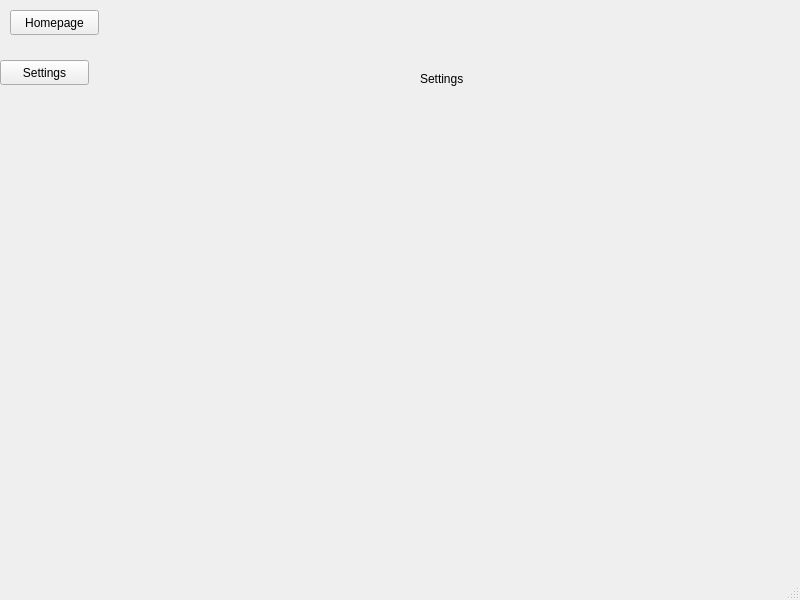
The window that ui/MainView.ui (TheGeniesis/PAK) describes before a commit, drawn with Qt 5.
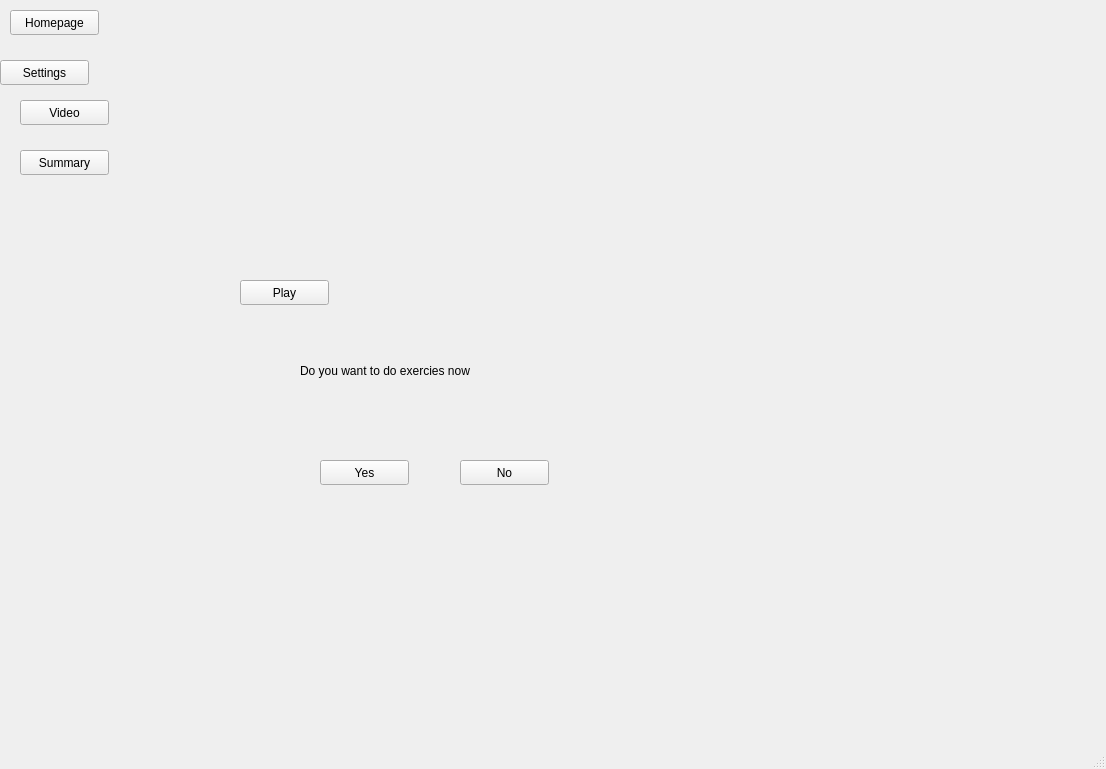
The same window after the commit.

Commit message: Simple video player

The edit to the form file:
```diff
--- a/ui/MainView.ui
+++ b/ui/MainView.ui
@@ -6,8 +6,8 @@
    <rect>
     <x>0</x>
     <y>0</y>
-    <width>800</width>
-    <height>600</height>
+    <width>1106</width>
+    <height>769</height>
    </rect>
   </property>
   <property name="windowTitle">
@@ -119,6 +119,70 @@
       </property>
      </widget>
     </widget>
+    <widget class="QWidget" name="view_video">
+     <widget class="QLabel" name="label_5">
+      <property name="geometry">
+       <rect>
+        <x>160</x>
+        <y>340</y>
+        <width>281</width>
+        <height>61</height>
+       </rect>
+      </property>
+      <property name="text">
+       <string>Do you want to do exercies now</string>
+      </property>
+     </widget>
+     <widget class="QPushButton" name="b_exercise_yes">
+      <property name="geometry">
+       <rect>
+        <x>180</x>
+        <y>460</y>
+        <width>89</width>
+        <height>25</height>
+       </rect>
+      </property>
+      <property name="text">
+       <string>Yes</string>
+      </property>
+     </widget>
+     <widget class="QPushButton" name="b_exercise_no">
+      <property name="geometry">
+       <rect>
+        <x>320</x>
+        <y>460</y>
+        <width>89</width>
+        <height>25</height>
+       </rect>
+      </property>
+      <property name="text">
+       <string>No</string>
+      </property>
+     </widget>
+     <widget class="QWidget" name="video_box" native="true">
+      <property name="geometry">
+       <rect>
+        <x>100</x>
+        <y>50</y>
+        <width>471</width>
+        <height>221</height>
+       </rect>
+      </property>
+     </widget>
+     <widget class="QPushButton" name="b_play_video">
+      <property name="geometry">
+       <rect>
+        <x>100</x>
+        <y>280</y>
+        <width>89</width>
+        <height>25</height>
+       </rect>
+      </property>
+      <property name="text">
+       <string>Play</string>
+      </property>
+     </widget>
+    </widget>
     <widget class="QWidget" name="view_settings">
      <widget class="QLabel" name="label_4">
       <property name="geometry">
@@ -161,6 +225,32 @@
      <string>Settings</string>
     </property>
    </widget>
+   <widget class="QPushButton" name="nav_video">
+    <property name="geometry">
+     <rect>
+      <x>20</x>
+      <y>100</y>
+      <width>89</width>
+      <height>25</height>
+     </rect>
+    </property>
+    <property name="text">
+     <string>Video</string>
+    </property>
+   </widget>
+   <widget class="QPushButton" name="nav_summary">
+    <property name="geometry">
+     <rect>
+      <x>20</x>
+      <y>150</y>
+      <width>89</width>
+      <height>25</height>
+     </rect>
+    </property>
+    <property name="text">
+     <string>Summary</string>
+    </property>
+   </widget>
   </widget>
   <widget class="QMenuBar" name="menubar">
    <property name="geometry">
```
Left out of the diff: 17 changed lines with no effect on the pictures. The commit also changes 5 other files.
